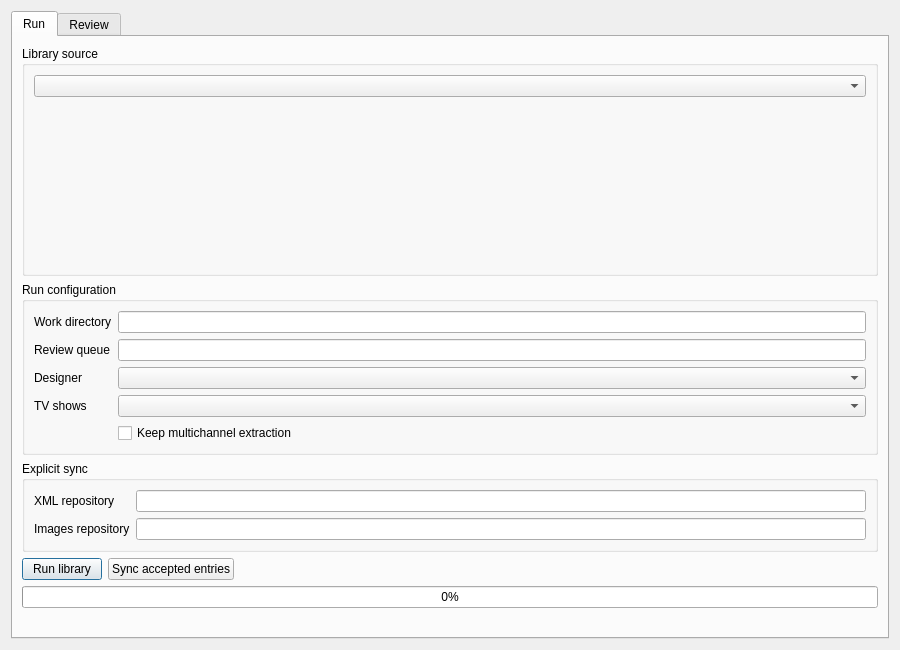
Before: the Qt Designer form src/main/python/ui/library_sync.ui in 3ll3d00d/beqdesigner, drawn with Qt 5.
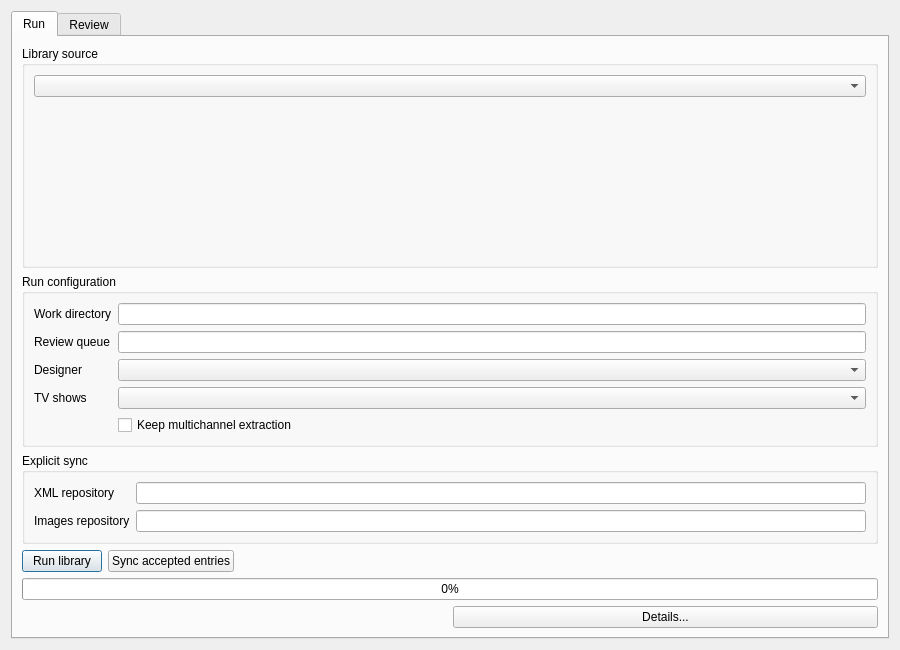
After: the same form once the commit is applied.

Patch:
```diff
--- a/src/main/python/ui/library_sync.ui
+++ b/src/main/python/ui/library_sync.ui
@@ -54,7 +54,12 @@
         </layout>
        </item>
        <item><widget class="QProgressBar" name="progressBar"><property name="value"><number>0</number></property></widget></item>
+       <item>
+        <layout class="QHBoxLayout" name="statusLayout">
        <item><widget class="QLabel" name="statusLabel"><property name="text"><string/></property><property name="wordWrap"><bool>true</bool></property></widget></item>
+         <item><widget class="QPushButton" name="detailsButton"><property name="toolTip"><string>Which items failed or had no TMDB metadata, and why</string></property><property name="text"><string>Details...</string></property></widget></item>
+        </layout>
+       </item>
       </layout>
      </widget>
      <widget class="QWidget" name="reviewTab">
```
Lines whose indentation alone changed are shown as unchanged.
